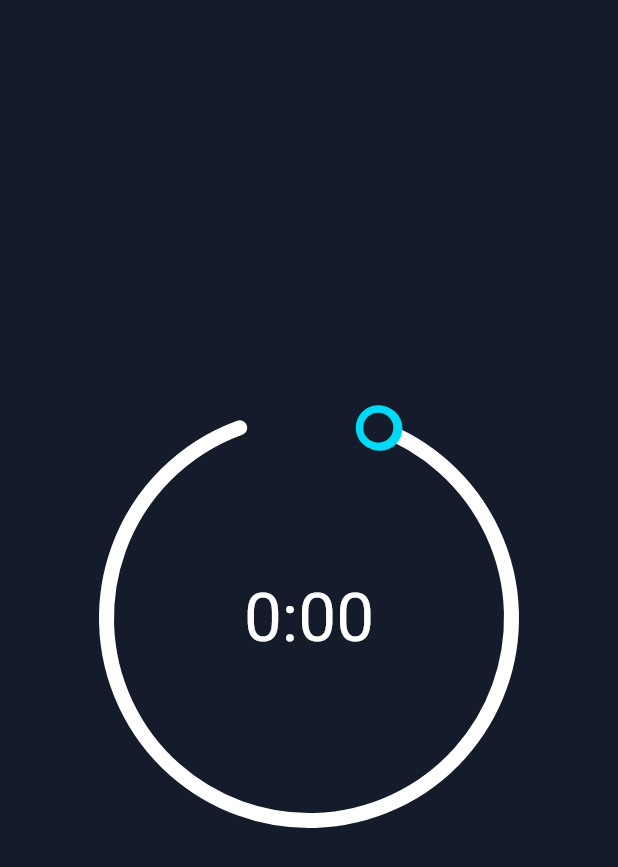
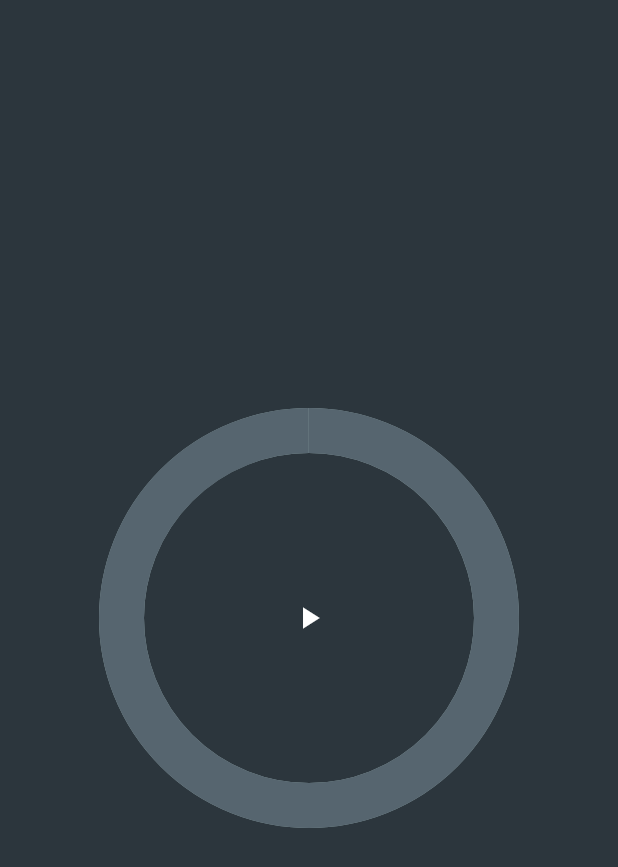
Before and after one commit to ElmeriVincent/SleekCircularSliderW_controls, a Flutter app: the screen it shows after launch, after a tap on "Login", on a phone screen of 412 x 824 dp. Shown: the top 867 px of the screen. Run offline on Flutter 3.47's test engine with Material 2 defaults, Android fonts, the light colour scheme and no system bars; drawn by our look-alikes of sleek_circular_slider; our stand-ins replace google_fonts.

Commit message:
timer with animation option 2

```diff
--- a/lib/main.dart
+++ b/lib/main.dart
@@ -25,7 +25,7 @@ class _AppState extends State<App> {
   @override
   Widget build(BuildContext context) {
     return MaterialApp(
-      theme: CustomTheme.lightTheme,
+      //theme: CustomTheme.lightTheme,
       darkTheme: CustomTheme.darkTheme,
       themeMode: currentTheme.currentTheme,
       debugShowCheckedModeBanner: false,
--- a/lib/screens/home/widgets/timer_widget.dart
+++ b/lib/screens/home/widgets/timer_widget.dart
@@ -1,7 +1,4 @@
 import 'package:flutter/material.dart';
-import 'package:time/time.dart';
-import 'dart:async';
-import 'package:sleek_circular_slider/sleek_circular_slider.dart';
 
 class TimerWidget extends StatefulWidget {
   const TimerWidget({Key? key}) : super(key: key);
@@ -10,157 +7,116 @@ class TimerWidget extends StatefulWidget {
   State<TimerWidget> createState() => _TimerWidgetState();
 }
 
-enum TimerStatus {
-  running,
-  paused,
-  stopped,
-}
+enum TimerStatus { running, paused, stopped }
 
-class _TimerWidgetState extends State<TimerWidget> {
-  double initialSliderValue = 0.0;
-  Duration _studyTime = Duration.zero;
-  late Timer timer;
-  TimerStatus _timerStatus = TimerStatus.stopped;
+class _TimerWidgetState extends State<TimerWidget>
+    with SingleTickerProviderStateMixin {
+  // Animation controller used to control the progress indicator animation
+  late AnimationController _controller;
+
+  // Current status of the timer
+  late TimerStatus _status;
+
+  // Current progress of the timer, as a value between 0 and 1
+  double _progress = 0;
+
+  // Duration of the timer, in seconds
+  int _duration = 10; // in seconds
 
   @override
   void initState() {
     super.initState();
-    // Initialize the initial slider value to the study time in minutes
-    initialSliderValue = _studyTime.inMinutes.toDouble();
+
+    // Initialize the animation controller with the duration of the timer
+    _controller = AnimationController(
+      vsync: this,
+      duration: Duration(seconds: _duration),
+    )
+
+      // Update the progress value whenever the animation changes
+      ..addListener(() {
+        setState(() {
+          _progress = _controller.value;
+        });
+      })
+
+      // When the animation completes, update the status to "stopped"
+      ..addStatusListener((status) {
+        if (status == AnimationStatus.completed) {
+          setState(() {
+            _status = TimerStatus.stopped;
+          });
+        }
+      });
+
+    // Set the initial status to "stopped"
+    _status = TimerStatus.stopped;
   }
 
-  void _initializeTimer() {
-    // Convert the study time to minutes and set the initial slider value
-    initialSliderValue = _studyTime.inSeconds / 60;
-    // Check that the initial slider value is within the valid range of 0 to 60
-    try {
-      assert(initialSliderValue >= 0 && initialSliderValue <= 61);
-    } catch (e) {
-      throw Exception('Invalid slider value: $initialSliderValue');
-    }
-    // Set up a periodic timer to decrement the study time every second
-    timer = Timer.periodic(1.seconds, (timer) {
-      setState(() {
-        _studyTime -= const Duration(seconds: 1);
-        // If the study time reaches zero,
-        // cancel the timer and set the timer status to stopped
-        if (_studyTime <= Duration.zero) {
-          timer.cancel();
-          _timerStatus = TimerStatus.stopped;
-        }
-      });
-    });
-  }
-
-  // To begin the countdown timer
-  void startTimer() {
-    if (_timerStatus == TimerStatus.running) {
-      // If the timer is already running, cancel the timer
-      timer.cancel();
-    }
-    // Initialize the timer and set the timer status to running
-    _initializeTimer();
-    _timerStatus = TimerStatus.running;
-  }
-
-  //To pause the countdown timer
-  void pauseTimer() {
-    if (_timerStatus == TimerStatus.running) {
-      // If the timer is running,
-      // cancel the timer and set the timer status to paused
-      timer.cancel();
-      _timerStatus = TimerStatus.paused;
-    } else if (_timerStatus == TimerStatus.paused) {
-      // If the timer is paused,
-      // initialize the timer and set the timer status to running
-      _initializeTimer();
-      _timerStatus = TimerStatus.running;
-    }
-  }
-
-  //To cancel the countdown timer
-  void cancelTimer() {
-    if (_timerStatus != TimerStatus.stopped) {
-      // If the timer is running or paused,
-      // cancel the timer and set the timer status to stopped
-      timer.cancel();
-      _timerStatus = TimerStatus.stopped;
-      // Reset the study time to zero
-      setState(() {
-        _studyTime = Duration.zero;
-      });
-    }
-  }
-
-  // This function is called when the user changes the study time slider
-  void _handleDurationChange(double value) {
-    int newMinutes = value.toInt();
-    // Check if the new value is within the valid range of 1 to 60 minutes
-    if (newMinutes < 0 || newMinutes > 60) {
-      ScaffoldMessenger.of(context).showSnackBar(
-        const SnackBar(
-          content: Text('Congrats! Impossible error unlocked.'),
-        ),
-      );
-      return;
-    }
-    setState(() {
-      _studyTime = Duration(minutes: newMinutes);
-    });
-  }
-
-  // Get the remaining time in the format mm:ss
-  String get remainingTimeDisplay {
-    int remainingSeconds = _studyTime.inSeconds;
-    int minutes = (remainingSeconds / 60).floor();
-    int seconds = remainingSeconds % 60;
-    return '$minutes:${seconds.toString().padLeft(2, '0')}';
+  @override
+  void dispose() {
+    // Dispose of the animation controller when the widget is removed from the tree
+    _controller.dispose();
+    super.dispose();
   }
 
   @override
   Widget build(BuildContext context) {
+    // Get the current theme for the app
     final theme = Theme.of(context);
-    return SleekCircularSlider(
-      min: 0,
-      max: 60,
-      initialValue: _studyTime.inSeconds / 60,
-      appearance: CircularSliderAppearance(
-        customWidths: CustomSliderWidths(
-          handlerSize: 10,
-          shadowWidth: 50,
-          progressBarWidth: 30,
-          trackWidth: 10,
-        ),
-        size: 300,
-        startAngle: 290,
-        angleRange: 320,
-        infoProperties: InfoProperties(
-          mainLabelStyle: theme.textTheme.displayLarge,
-          modifier: (double value) {
-            return remainingTimeDisplay;
-          },
-        ),
-        counterClockwise: false,
-        customColors: CustomSliderColors(
-          progressBarColor: theme.colorScheme.secondary,
-          trackColor: theme.colorScheme.primary,
-          dotColor: theme.colorScheme.background,
-        ),
+
+    // Build the widget tree
+    return SizedBox(
+      width: 250,
+      height: 250,
+      child: Stack(
+        fit: StackFit.expand,
+        children: [
+          // Build the circular progress indicator, with the value based on the current progress
+          CircularProgressIndicator(
+            value: 1 - _progress,
+            valueColor: AlwaysStoppedAnimation(
+                theme.colorScheme.primary.withOpacity(0.9)),
+            strokeWidth: 30,
+            backgroundColor: theme.colorScheme.secondary,
+          ),
+
+          // Build the progress display (either a play button, a countdown, or a "done" icon)
+          Center(child: buildProgress()),
+        ],
       ),
-      onChangeStart: (startValue) => pauseTimer(),
-      onChange: _handleDurationChange,
-      onChangeEnd: (endValue) {
-        _studyTime = Duration(minutes: endValue.toInt());
-        if (_timerStatus == TimerStatus.stopped) {
-          startTimer();
-        }
-      },
     );
   }
 
-  @override
-  void dispose() {
-    timer.cancel();
-    super.dispose();
+  Widget buildProgress() {
+    if (_status == TimerStatus.stopped) {
+      // Build the play button, which starts the timer when pressed
+      return IconButton(
+        icon: const Icon(Icons.play_arrow),
+        onPressed: () {
+          setState(() {
+            _status = TimerStatus.running;
+          });
+          _controller.reset();
+          _controller.forward();
+        },
+      );
+    } else if (_status == TimerStatus.running) {
+      // Build the countdown display, which shows the remaining time
+      return Text(
+        '${(_duration * (1 - _progress)).ceil()}',
+        style: const TextStyle(
+          color: Colors.white,
+          fontSize: 24,
+        ),
+      );
+    } else {
+      // Build the "done" icon, which indicates that the timer has finished
+      return const Icon(
+        Icons.done,
+        color: Colors.green,
+        size: 56,
+      );
+    }
   }
 }
--- a/lib/themes.dart
+++ b/lib/themes.dart
@@ -4,10 +4,11 @@ import 'package:google_fonts/google_fonts.dart';
 CustomTheme currentTheme = CustomTheme();
 
 // Colors to be used
-const darkBlue = Color.fromARGB(255, 20, 28, 43);
+const darkBlue = Color(0xFF2C363D);
 const lightBlue = Color.fromARGB(255, 0, 218, 247);
-const white = Color.fromARGB(255, 255, 255, 255);
-const gray = Color.fromARGB(255, 31, 38, 51);
+const darkerGray = Color(0xFF505E68);
+const lighterGray = Color(0xFF91A8AB);
+const white = Colors.white;
 
 class CustomTheme with ChangeNotifier {
   static bool _isDarkTheme = true;
@@ -18,6 +19,7 @@ class CustomTheme with ChangeNotifier {
     _isDarkTheme = !_isDarkTheme;
     notifyListeners();
   }
+  /*
 
   static ThemeData get lightTheme {
     return ThemeData(
@@ -51,6 +53,7 @@ class CustomTheme with ChangeNotifier {
       ),
     );
   }
+  */
 
   static ThemeData get darkTheme {
     return ThemeData(
@@ -58,10 +61,10 @@ class CustomTheme with ChangeNotifier {
       colorScheme: const ColorScheme.dark(
         brightness: Brightness.dark,
         background: darkBlue,
-        primary: white,
+        primary: darkerGray,
         onPrimary: darkBlue,
         onBackground: white,
-        secondary: lightBlue,
+        secondary: lighterGray,
         outline: lightBlue,
       ),
       textTheme: GoogleFonts.mulishTextTheme().copyWith(
--- a/pubspec.yaml
+++ b/pubspec.yaml
@@ -10,9 +10,7 @@ dependencies:
   flutter:
     sdk: flutter
   google_fonts: ^4.0.3
-  sleek_circular_slider: ^2.0.1
   time: "^2.1.3"
-
 
 dev_dependencies:
   flutter_test:
```
